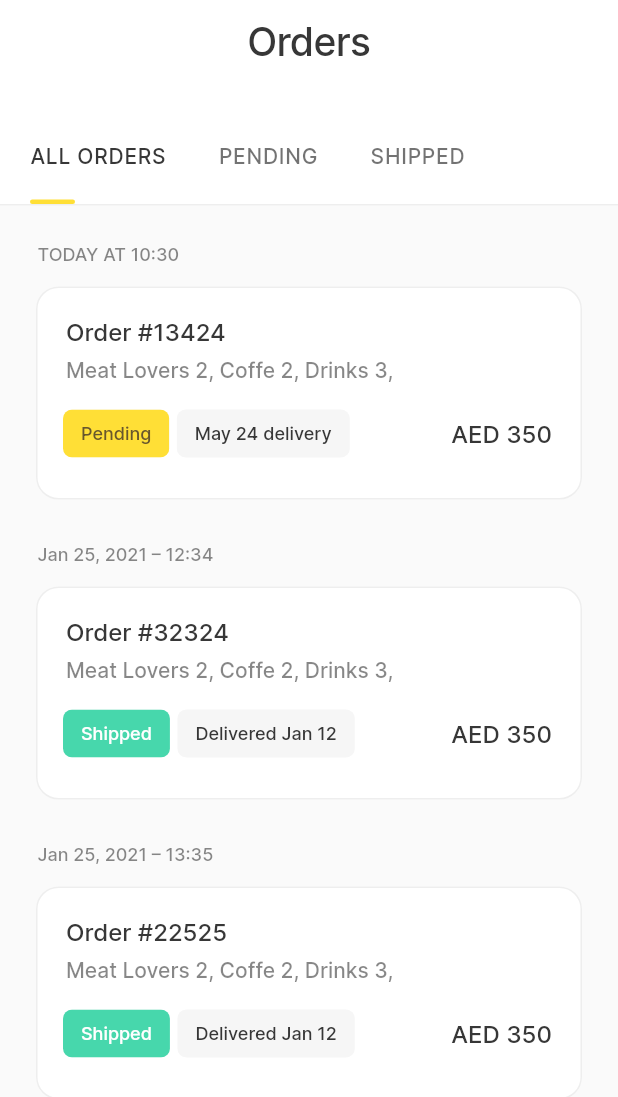
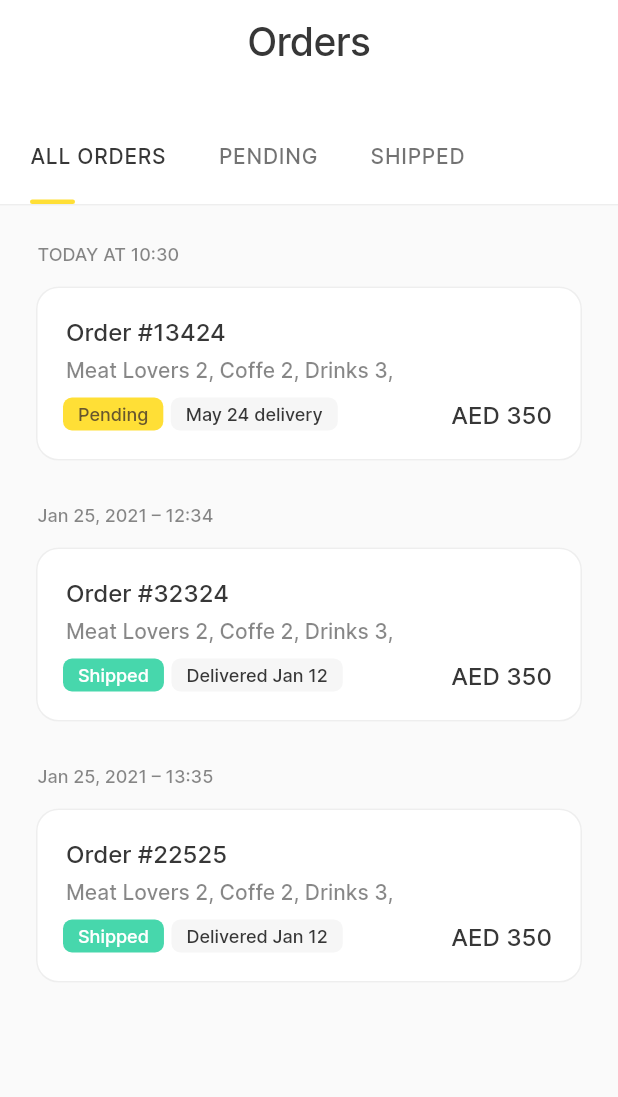
Before and after one commit to fcolakovic2/meelz, a Flutter app: the screen it shows after launch, on a phone screen of 412 x 824 dp. Shown: the top 1097 px of the screen. Run offline on Flutter 3.47's test engine with Material 2 defaults, Android fonts, the phone set to English and light mode, and no system bars; our stand-ins replace flutter_svg.

Commit message:
izmjena chipova

```diff
--- a/lib/utils/style/styles.dart
+++ b/lib/utils/style/styles.dart
@@ -169,8 +169,8 @@ BoxDecoration buildBoxDecoration() {
     ),
     boxShadow: [
       BoxShadow(
-        color: Colors.grey.withOpacity(0.05),
-        spreadRadius: 0,
+        color: Colors.grey.withOpacity(0.08),
+        spreadRadius: 5,
         blurRadius: 5,
         offset: Offset(3.0, 3), // changes position of shadow
       ),
@@ -245,3 +245,21 @@ final TextStyle totalnoopacity = TextStyle(
   fontWeight: FontWeight.w400,
   color: Color(0xff373737),
 );
+
+BoxDecoration decorationChip(status) {
+  return BoxDecoration(
+    color: status == "Pending" ? Color(0xffFFDF36) : Color(0xff47D7AC),
+    borderRadius: BorderRadius.all(
+      Radius.circular(6),
+    ),
+  );
+}
+
+BoxDecoration decorationChipDelivery() {
+  return BoxDecoration(
+    color: Color(0xffF6F6F6),
+    borderRadius: BorderRadius.all(
+      Radius.circular(6),
+    ),
+  );
+}
--- a/lib/view/card_custom/widgets/delivery_date_chip.dart
+++ b/lib/view/card_custom/widgets/delivery_date_chip.dart
@@ -9,14 +9,14 @@ class DeliveryDateChip extends StatelessWidget {
 
   @override
   Widget build(BuildContext context) {
-    return Chip(
-      shape: RoundedRectangleBorder(
-        borderRadius: BorderRadius.all(
-          Radius.circular(6),
-        ),
-      ),
-      backgroundColor: Color(0xffF6F6F6),
-      label: date.isBefore(DateTime.now())
+    return Container(
+      decoration: decorationChipDelivery(),
+      height: 22,
+      child: Row(
+        children: [
+          Padding(
+            padding: const EdgeInsets.only(left: 10.0, right: 10.0),
+            child: date.isBefore(DateTime.now())
                 ? Text(
                     "Delivered $dateStr",
                     style: stilDelivery,
@@ -25,6 +25,9 @@ class DeliveryDateChip extends StatelessWidget {
                     "$dateStr delivery",
                     style: stilDelivery,
                   ),
+          ),
+        ],
+      ),
     );
   }
 }
--- a/lib/view/card_custom/widgets/pending_chip.dart
+++ b/lib/view/card_custom/widgets/pending_chip.dart
@@ -9,14 +9,19 @@ class PendingChip extends StatelessWidget {
 
   @override
   Widget build(BuildContext context) {
-    return Chip(
-      shape: RoundedRectangleBorder(
-          borderRadius: BorderRadius.all(Radius.circular(6))),
-      backgroundColor:
-          status == "Pending" ? Color(0xffFFDF36) : Color(0xff47D7AC),
-      label: Text(
-        status,
-        style: status == "Pending" ? stilPending : stilShipped,
+    return Container(
+      decoration: decorationChip(status),
+      height: 22,
+      child: Row(
+        children: [
+          Padding(
+            padding: const EdgeInsets.only(left: 10.0, right: 10.0),
+            child: Text(
+              status,
+              style: status == "Pending" ? stilPending : stilShipped,
+            ),
+          ),
+        ],
       ),
     );
   }
```
Lines whose indentation alone changed are shown as unchanged.
